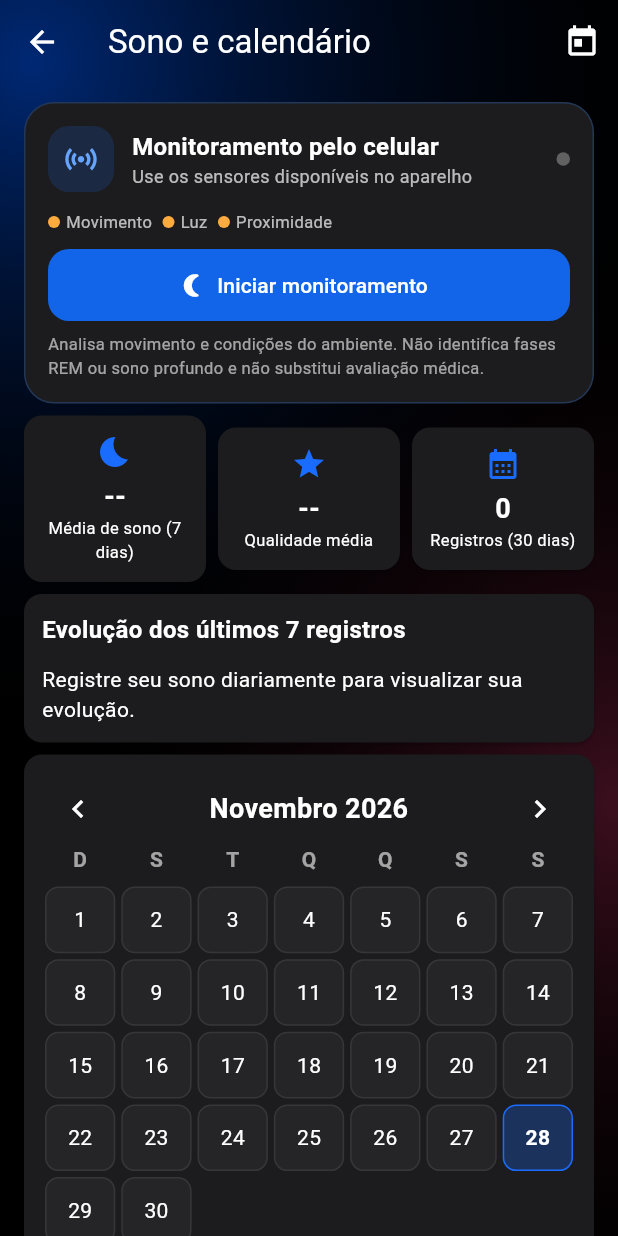
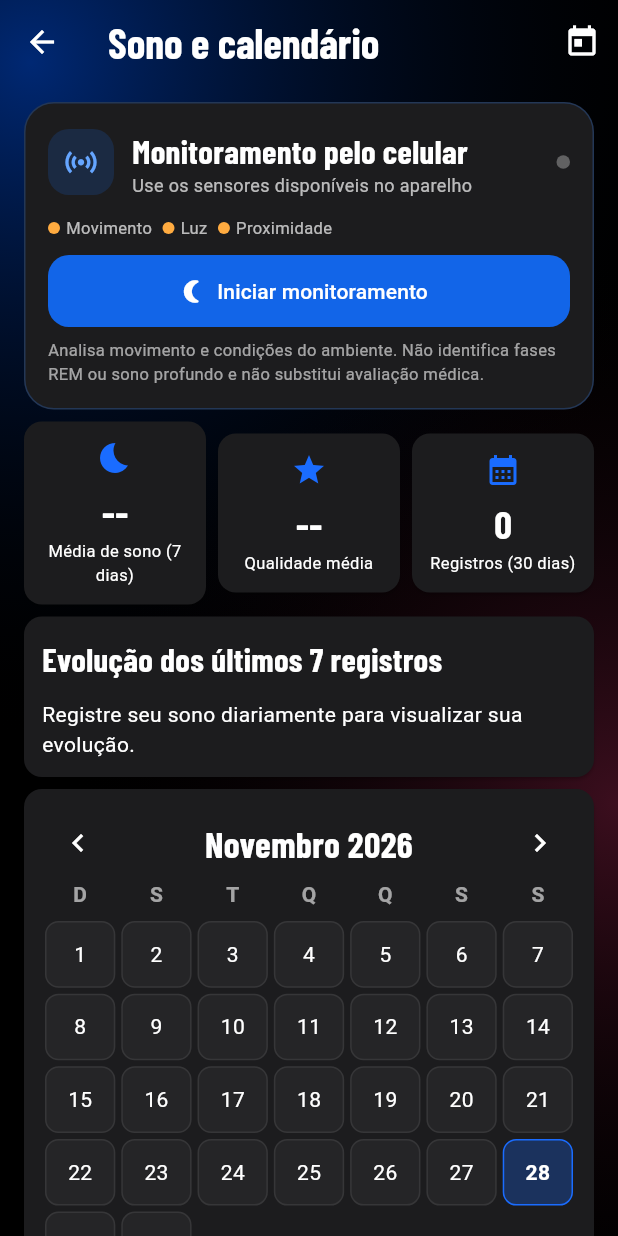
Before and after one commit to marcus250488-png/Meu-treino, a Flutter app: the SonoCalendarioTela screen opened directly, on a phone screen of 412 x 824 dp. Run offline on Flutter 3.47's test engine with Material 3 defaults, Android fonts, the phone set to English and light mode, and no system bars; our stand-ins replace cloud_firestore, cross_file, file_picker, firebase_auth, firebase_core, geolocator and 8 more; missing offline and left inert: syncfusion_flutter_pdf; accounts and stored records are empty.

Commit message:
Fonte dos títulos da tela de sono igual ao resto do app

```diff
--- a/lib/sono_calendario.dart
+++ b/lib/sono_calendario.dart
@@ -1,7 +1,12 @@
 import 'package:flutter/services.dart';
 import 'package:flutter/material.dart';
+import 'package:google_fonts/google_fonts.dart';
 import 'state.dart';
 import 'extras.dart';
+
+/// Mesma fonte dos títulos do resto do app (Barlow Condensed).
+TextStyle _fonteTitulo(double s) => GoogleFonts.barlowCondensed(
+    fontSize: s, fontWeight: FontWeight.w700, color: Colors.white);
 
 class SonoCalendarioTela extends StatefulWidget {
   const SonoCalendarioTela({super.key});
@@ -112,7 +117,7 @@ class _SonoCalendarioTelaState extends State<SonoCalendarioTela> {
                   Container(width: 42, height: 42, decoration: BoxDecoration(color: const Color(0xFF1A6CFF).withOpacity(.16), borderRadius: BorderRadius.circular(14)),
                     child: const Icon(Icons.nightlight_round, color: Color(0xFF5B9AFF))),
                   const SizedBox(width: 12), Expanded(child: Column(crossAxisAlignment: CrossAxisAlignment.start, children: [
-                    const Text('Diário do sono', style: TextStyle(fontSize: 20, fontWeight: FontWeight.w800)),
+                    Text('Diário do sono', style: _fonteTitulo(26)),
                     Text('${dia.day.toString().padLeft(2,'0')}/${dia.month.toString().padLeft(2,'0')}/${dia.year} • Registre sua noite',
                       style: TextStyle(fontSize: 12, color: Theme.of(c).colorScheme.onSurfaceVariant)),
                   ])),
@@ -134,7 +139,7 @@ class _SonoCalendarioTelaState extends State<SonoCalendarioTela> {
                         Expanded(child: Column(crossAxisAlignment: CrossAxisAlignment.start, children: [
                           const Text('TEMPO NA CAMA', style: TextStyle(fontSize: 10, letterSpacing: 1.1, color: Colors.white70)),
                           Text(previsto > 0 ? duracao(previsto) : 'Confira os horários',
-                            style: const TextStyle(fontSize: 21, fontWeight: FontWeight.w800)),
+                            style: _fonteTitulo(26)),
                         ])),
                         Column(crossAxisAlignment: CrossAxisAlignment.end, children: [
                           const Text('SONO LÍQUIDO', style: TextStyle(fontSize: 9, color: Colors.white70)),
@@ -228,7 +233,7 @@ class _SonoCalendarioTelaState extends State<SonoCalendarioTela> {
   Widget resumoCard(String titulo, String valor, IconData icone) => Expanded(
     child: Card(child: Padding(padding: const EdgeInsets.all(12), child: Column(children: [
       Icon(icone, color: const Color(0xFF1A6CFF)), const SizedBox(height: 5),
-      Text(valor, style: const TextStyle(fontSize: 18, fontWeight: FontWeight.bold)),
+      Text(valor, style: _fonteTitulo(26)),
       Text(titulo, textAlign: TextAlign.center, style: const TextStyle(fontSize: 11)),
     ]))),
   );
@@ -248,7 +253,7 @@ class _SonoCalendarioTelaState extends State<SonoCalendarioTela> {
       final mediaQualidade = media(ultimos7, 'qualidade');
       final mesNome = const ['Janeiro','Fevereiro','Março','Abril','Maio','Junho','Julho','Agosto','Setembro','Outubro','Novembro','Dezembro'][mes.month - 1];
       return Scaffold(
-        appBar: AppBar(title: const Text('Sono e calendário'), actions: [
+        appBar: AppBar(title: Text('Sono e calendário', style: _fonteTitulo(28)), actions: [
           IconButton(tooltip: 'Ir para hoje', onPressed: () => setState(() { dia = DateTime.now(); mes = DateTime(DateTime.now().year, DateTime.now().month); }), icon: const Icon(Icons.today)),
         ]),
         body: ListView(padding: const EdgeInsets.fromLTRB(12, 8, 12, 120), children: [
@@ -260,7 +265,7 @@ class _SonoCalendarioTelaState extends State<SonoCalendarioTela> {
                 Container(width: 44, height: 44, decoration: BoxDecoration(color: const Color(0xFF1769E8).withOpacity(.18), borderRadius: BorderRadius.circular(14)), child: const Icon(Icons.sensors, color: Color(0xFF65A5FF), size: 25)),
                 const SizedBox(width: 12),
                 Expanded(child: Column(crossAxisAlignment: CrossAxisAlignment.start, children: [
-                  const Text('Monitoramento pelo celular', style: TextStyle(fontSize: 16, fontWeight: FontWeight.bold)),
+                  Text('Monitoramento pelo celular', style: _fonteTitulo(22)),
                   Text(_monitorando ? 'Sensores ativos • sessão em andamento' : 'Use os sensores disponíveis no aparelho', style: const TextStyle(fontSize: 12, color: Colors.white70)),
                 ])),
                 Container(width: 9, height: 9, decoration: BoxDecoration(color: _monitorando ? Colors.greenAccent : Colors.white30, shape: BoxShape.circle)),
@@ -289,7 +294,7 @@ class _SonoCalendarioTelaState extends State<SonoCalendarioTela> {
             resumoCard('Registros (30 dias)', '${ultimos30.length}', Icons.calendar_month),
           ]),
           Card(child: Padding(padding: const EdgeInsets.all(12), child: Column(crossAxisAlignment: CrossAxisAlignment.start, children: [
-            const Text('Evolução dos últimos 7 registros', style: TextStyle(fontWeight: FontWeight.bold, fontSize: 16)),
+            Text('Evolução dos últimos 7 registros', style: _fonteTitulo(22)),
             const SizedBox(height: 12),
             if (ultimos7.isEmpty) const Text('Registre seu sono diariamente para visualizar sua evolução.')
             else ...ultimos7.reversed.map((x) {
@@ -305,7 +310,7 @@ class _SonoCalendarioTelaState extends State<SonoCalendarioTela> {
           Card(child: Padding(padding: const EdgeInsets.all(12), child: Column(children: [
             Row(children: [
               IconButton(onPressed: () => setState(() => mes = DateTime(mes.year, mes.month - 1)), icon: const Icon(Icons.chevron_left)),
-              Expanded(child: Text('$mesNome ${mes.year}', textAlign: TextAlign.center, style: const TextStyle(fontSize: 18, fontWeight: FontWeight.bold))),
+              Expanded(child: Text('$mesNome ${mes.year}', textAlign: TextAlign.center, style: _fonteTitulo(24))),
               IconButton(onPressed: () => setState(() => mes = DateTime(mes.year, mes.month + 1)), icon: const Icon(Icons.chevron_right)),
             ]),
             Row(children: ['D','S','T','Q','Q','S','S'].map((x) => Expanded(child: Center(child: Text(x, style: const TextStyle(fontWeight: FontWeight.bold, color: Colors.white60))))).toList()),
@@ -340,7 +345,7 @@ class _SonoCalendarioTelaState extends State<SonoCalendarioTela> {
               _Legenda(cor: Colors.orangeAccent, texto: 'Nutrição'), _Legenda(cor: Colors.purpleAccent, texto: 'Passos'),
             ]),
           ]))),
-          Padding(padding: const EdgeInsets.fromLTRB(4, 12, 4, 6), child: Text('Resumo de ${dia.day}/${dia.month}/${dia.year}', style: const TextStyle(fontSize: 19, fontWeight: FontWeight.bold))),
+          Padding(padding: const EdgeInsets.fromLTRB(4, 12, 4, 6), child: Text('Resumo de ${dia.day}/${dia.month}/${dia.year}', style: _fonteTitulo(24))),
           Card(child: Padding(padding: const EdgeInsets.all(14), child: Column(crossAxisAlignment: CrossAxisAlignment.start, children: [
             Text(r == null ? 'Sono ainda não registrado' : 'Sono líquido: ${duracao(numero(r, 'sonoLiquido') == 0 ? numero(r, 'duracao') : numero(r, 'sonoLiquido'))}', style: const TextStyle(fontWeight: FontWeight.bold, fontSize: 16)),
             if (r != null) ...[
@@ -357,7 +362,7 @@ class _SonoCalendarioTelaState extends State<SonoCalendarioTela> {
             ]),
           ]))),
           Card(child: Padding(padding: const EdgeInsets.all(14), child: Column(crossAxisAlignment: CrossAxisAlignment.start, children: [
-            const Text('Resumo do dia', style: TextStyle(fontWeight: FontWeight.bold)),
+            Text('Resumo do dia', style: _fonteTitulo(22)),
             Text('Treinos/cardio: ${app.sessoesDoDia(dia).length}'),
             Text('Nutrição: ${app.totalDia(chave(dia)).kcal.round()} kcal'),
             Text('Passos: ${app.passos[chave(dia)] ?? 0}'),
--- a/pubspec.yaml
+++ b/pubspec.yaml
@@ -1,7 +1,7 @@
 name: treino_app
 description: Meu treino - Fase 2
 publish_to: none
-version: 1.14.31+70
+version: 1.14.32+71
 environment:
   sdk: '>=3.3.0 <4.0.0'
 dependencies:
```
